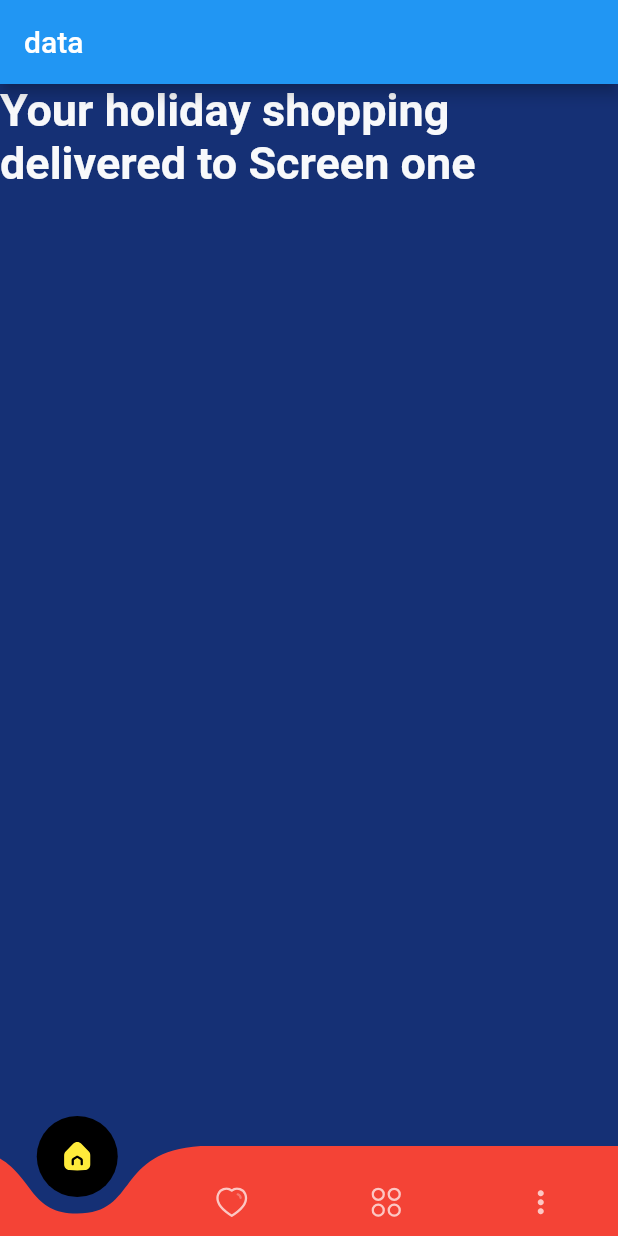
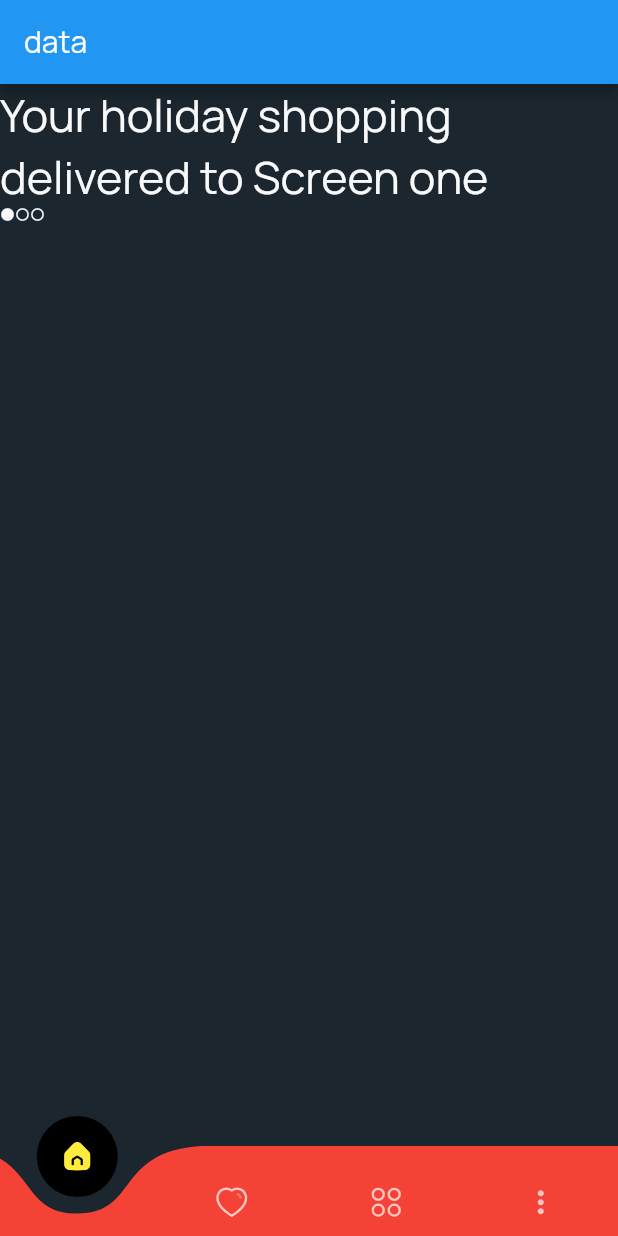
Before and after one commit to zubairkhan1234/flutter_Assignment, a Flutter app: the screen it shows after launch, on a phone screen of 412 x 824 dp. Run offline on Flutter 3.47's test engine with Material 2 defaults, Android fonts, the phone set to English and light mode, and no system bars; drawn by our look-alikes of curved_navigation_bar; our stand-ins replace flutter_svg; Roboto replaces fonts that are missing (Raleway).

Commit message:
added custom fonts downloed from google

```diff
--- a/lib/figmaAssignment01/_app.dart
+++ b/lib/figmaAssignment01/_app.dart
@@ -12,8 +12,11 @@ class MyApp extends StatefulWidget {
 class _MyAppState extends State<MyApp> {
   @override
   Widget build(BuildContext context) {
-    return const MaterialApp(
+    return MaterialApp(
       debugShowCheckedModeBanner: false,
+      theme: ThemeData(
+        fontFamily: "Manrope",
+      ),
       home: MyHomePage(),
     );
   }
--- a/lib/figmaAssignment01/screens/onboarding/_onBoarding.dart
+++ b/lib/figmaAssignment01/screens/onboarding/_onBoarding.dart
@@ -1,19 +1,83 @@
 import 'package:flutter/material.dart';
 import 'package:flutterassignment/figmaAssignment01/styles/_colors.dart';
 
-class Onboarding extends StatelessWidget {
-  const Onboarding({super.key});
+class Onboarding extends StatefulWidget {
+  const Onboarding({
+    Key? key,
+  }) : super(key: key);
 
   @override
+  _OnboardingState createState() => _OnboardingState();
+}
+
+class _OnboardingState extends State<Onboarding> {
+  @override
+  int currentIndex = 0;
+
   Widget build(BuildContext context) {
     return Scaffold(
-      body: Container(
-        decoration: BoxDecoration(color: Color(GlobalColors.blueDark)),
-          child: Column(
-            children: [
-              Text("Your holiday shopping delivered to Screen one", style: TextStyle(fontSize: 30, fontWeight: FontWeight.w700, color:Color(GlobalColors.white), fontFamily: 'Raleway')),
-            ],
-          )),
-    );
+        backgroundColor: Color(GlobalColors.blackDark),
+        body: PageView(
+          children: [
+            Column(
+              children: [
+                Text("Your holiday shopping delivered to Screen one",
+                    style: TextStyle(
+                        fontSize: 30,
+                        color: Color(GlobalColors.white),
+                        fontFamily: 'Manrope')),
+                Row(
+                  mainAxisAlignment: MainAxisAlignment.start,
+                  children: [
+                    currentIndex == 0 ? Icon(Icons.circle, size: 10, color: Color(GlobalColors.white)): Icon(Icons.circle_outlined, size: 10, color: Color(GlobalColors.white)),
+                    Icon(Icons.circle_outlined, size: 10, color: Color(GlobalColors.white)),
+                    Icon(Icons.circle_outlined, size: 10, color: Color(GlobalColors.white))
+                  ],
+                )
+              ],
+            ),
+            Column(
+              children: [
+                Text("Your holiday shopping delivered to Screen one",
+                    style: TextStyle(
+                        fontSize: 30,
+                        color: Color(GlobalColors.white),
+                        fontFamily: 'Manrope')),
+                Row(
+                  mainAxisAlignment: MainAxisAlignment.start,
+                  children: [
+                    Icon(Icons.circle_outlined, size: 10, color: Color(GlobalColors.white)),
+                    currentIndex == 1 ? Icon(Icons.circle, size: 10, color: Color(GlobalColors.white)): Icon(Icons.circle_outlined, size: 10, color: Color(GlobalColors.white)),
+                    Icon(Icons.circle_outlined, size: 10, color: Color(GlobalColors.white))
+                  ],
+                )
+              ],
+            ),
+            Column(
+              children: [
+                Text("Your holiday shopping delivered to Screen one",
+                    style: TextStyle(
+                        fontSize: 30,
+                        fontWeight: FontWeight.w700,
+                        color: Color(GlobalColors.white),
+                        fontFamily: 'Raleway')),
+                Row(
+                  mainAxisAlignment: MainAxisAlignment.start,
+                  children: [
+                    Icon(Icons.circle_outlined, size: 10, color: Color(GlobalColors.white)),
+                    Icon(Icons.circle_outlined, size: 10, color: Color(GlobalColors.white)),
+                    currentIndex == 2 ? Icon(Icons.circle, size: 10, color: Color(GlobalColors.white)): Icon(Icons.circle_outlined, size: 10, color: Color(GlobalColors.white)),
+
+                  ],
+                )
+              ],
+            )
+          ],
+          onPageChanged: (index) {
+            setState(() {
+              currentIndex = index;
+            });
+          },
+        ));
   }
 }
--- a/pubspec.yaml
+++ b/pubspec.yaml
@@ -82,7 +82,7 @@ flutter:
          - asset: assets/fonts/static/Manrope-Regular.ttf
 #         - asset: fonts/Schyler-Italic.ttf
 #           style: italic
-#     - family: Trajan Pro
+#     - family: Trajan Proc
 #       fonts:
 #         - asset: fonts/TrajanPro.ttf
 #         - asset: fonts/TrajanPro_Bold.ttf
```
Also changed, not shown: lib/figmaAssignment01/constants/_fonts.dart (added).
